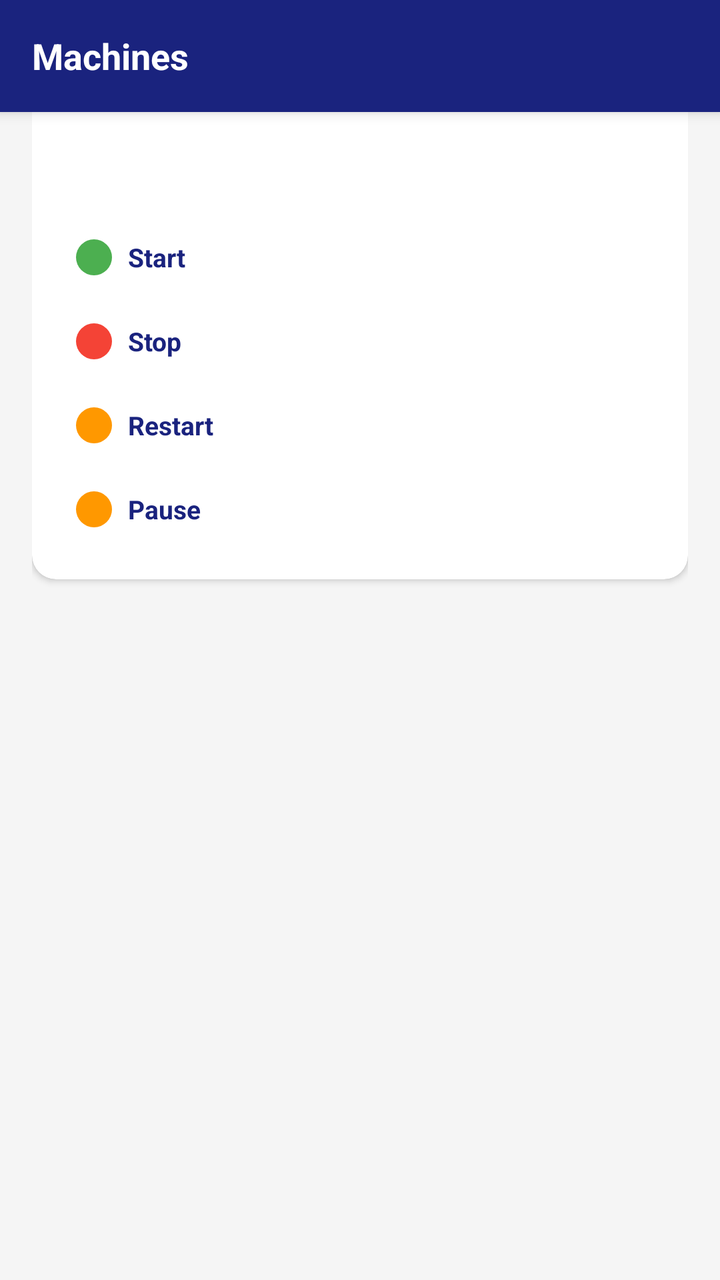
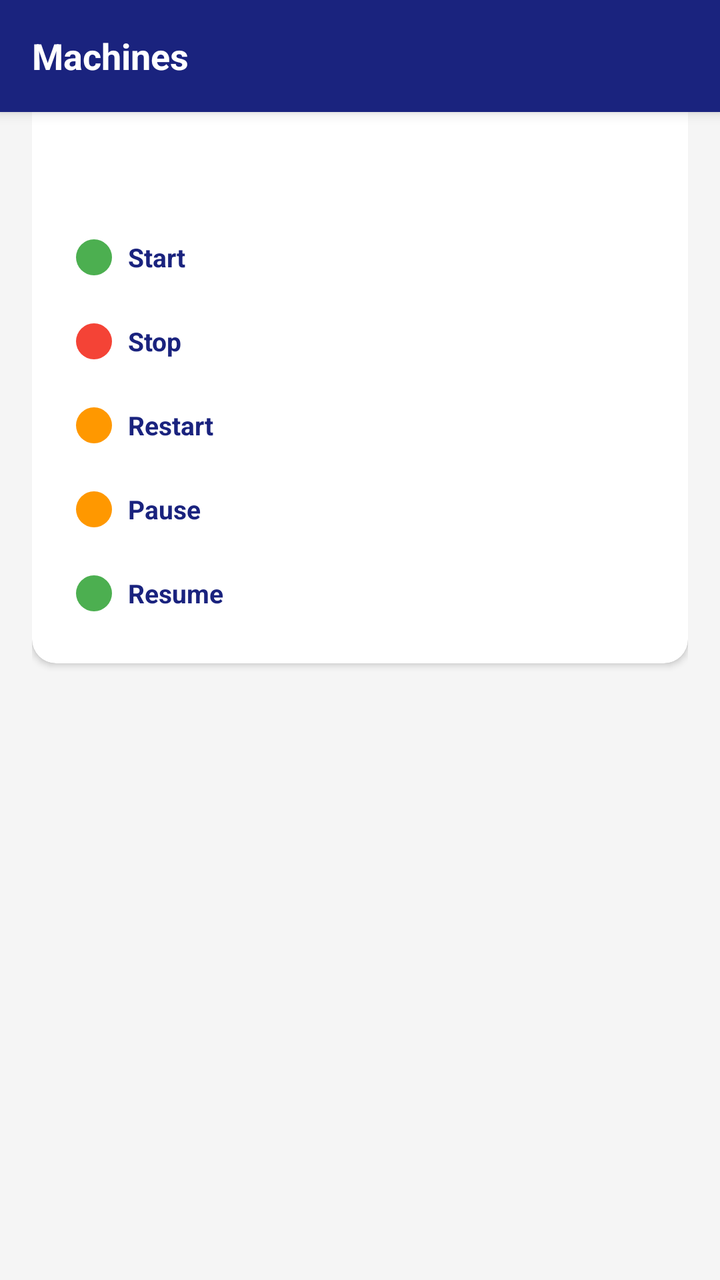

Before-and-after screenshots of an Android layout around one commit, followed by the original layout XML and the change that was made.
<!-- AndroidManifest.xml: activity theme Theme.InstaboxManager -->
<!-- res/layout/activity_machine_list.xml -->
<?xml version="1.0" encoding="utf-8"?>
<androidx.coordinatorlayout.widget.CoordinatorLayout
    xmlns:android="http://schemas.android.com/apk/res/android"
    xmlns:app="http://schemas.android.com/apk/res-auto"
    android:layout_width="match_parent"
    android:layout_height="match_parent"
    android:background="@color/background">

    <com.google.android.material.appbar.AppBarLayout
        android:layout_width="match_parent"
        android:layout_height="wrap_content"
        android:background="@color/primary">

        <androidx.appcompat.widget.Toolbar
            android:id="@+id/toolbar"
            android:layout_width="match_parent"
            android:layout_height="?attr/actionBarSize"
            android:background="@color/primary">

            <TextView
                android:layout_width="wrap_content"
                android:layout_height="wrap_content"
                android:text="Machines"
                android:textColor="@color/white"
                android:textSize="18sp"
                android:textStyle="bold" />

        </androidx.appcompat.widget.Toolbar>

    </com.google.android.material.appbar.AppBarLayout>

    <androidx.core.widget.NestedScrollView
        android:layout_width="match_parent"
        android:layout_height="match_parent">

        <LinearLayout
            android:layout_width="match_parent"
            android:layout_height="wrap_content"
            android:orientation="vertical"
            android:padding="16dp">

            <androidx.recyclerview.widget.RecyclerView
                android:id="@+id/recyclerMachines"
                android:layout_width="match_parent"
                android:layout_height="wrap_content"
                android:clipToPadding="false" />

            
            <com.google.android.material.card.MaterialCardView
                android:layout_width="match_parent"
                android:layout_height="wrap_content"
                android:layout_marginBottom="8dp"
                app:cardCornerRadius="12dp"
                app:cardElevation="2dp">

                <LinearLayout
                    android:layout_width="match_parent"
                    android:layout_height="wrap_content"
                    android:orientation="vertical"
                    android:padding="12dp">

                    
                    <LinearLayout
                        android:layout_width="match_parent"
                        android:layout_height="wrap_content"
                        android:orientation="horizontal"
                        android:gravity="center_vertical"
                        android:layout_marginBottom="6dp">

                        <TextView
                            android:layout_width="0dp"
                            android:layout_height="wrap_content"
                            android:layout_weight="1"
                            android:text="@string/machine_status"
                            android:textColor="@color/text_secondary"
                            android:textSize="12sp" />

                        <ImageView
                            android:id="@+id/indicatorState"
                            android:layout_width="14dp"
                            android:layout_height="14dp"
                            android:src="@drawable/rounded_corner"
                            android:tint="@color/status_unknown"
                            android:visibility="visible" />

                        <TextView
                            android:id="@+id/textStatus"
                            android:layout_width="0dp"
                            android:layout_height="wrap_content"
                            android:layout_weight="1"
                            android:textColor="@color/text_primary"
                            android:textSize="13sp"
                            android:textStyle="bold"
                            android:visibility="visible" />
                        </LinearLayout>

                    <TextView
                        android:id="@+id/nameText"
                        android:layout_width="match_parent"
                        android:layout_height="wrap_content"
                        android:textColor="@color/text_primary"
                        android:textSize="16sp"
                        android:textStyle="bold" />

                    <TextView
                        android:id="@+id/textSpecs2"
                        android:layout_width="match_parent"
                        android:layout_height="wrap_content"
                        android:textColor="@color/text_secondary"
                        android:textSize="13sp"
                        android:layout_marginTop="2dp" />

                    <TextView
                        android:id="@+id/textTemplate2"
                        android:layout_width="match_parent"
                        android:layout_height="wrap_content"
                        android:textColor="@color/text_secondary"
                        android:textSize="11sp"
                        android:layout_marginTop="2dp" />

                    
                    <LinearLayout
                        android:id="@+id/llStart"
                        android:layout_width="match_parent"
                        android:layout_height="wrap_content"
                        android:orientation="horizontal"
                        android:background="?attr/selectableItemBackground"
                        android:padding="10dp"
                        android:layout_marginBottom="4dp">

                        <ImageView
                            android:layout_width="18dp"
                            android:layout_height="18dp"
                            android:src="@drawable/rounded_corner"
                            android:tint="@color/status_running" />

                        <TextView
                            android:layout_width="0dp"
                            android:layout_height="wrap_content"
                            android:layout_weight="1"
                            android:layout_marginStart="8dp"
                            android:text="@string/start_machine"
                            android:textColor="@color/primary"
                            android:textSize="13sp"
                            android:textStyle="bold" />
                    </LinearLayout>

                    <LinearLayout
                        android:id="@+id/llStop"
                        android:layout_width="match_parent"
                        android:layout_height="wrap_content"
                        android:orientation="horizontal"
                        android:background="?attr/selectableItemBackground"
                        android:padding="10dp"
                        android:layout_marginBottom="4dp">

                        <ImageView
                            android:layout_width="18dp"
                            android:layout_height="18dp"
                            android:src="@drawable/rounded_corner"
                            android:tint="@color/status_stopped" />

                        <TextView
                            android:layout_width="0dp"
                            android:layout_height="wrap_content"
                            android:layout_weight="1"
                            android:layout_marginStart="8dp"
                            android:text="@string/stop_machine"
                            android:textColor="@color/primary"
                            android:textSize="13sp"
                            android:textStyle="bold" />
                    </LinearLayout>

                    <LinearLayout
                        android:id="@+id/llRestart"
                        android:layout_width="match_parent"
                        android:layout_height="wrap_content"
                        android:orientation="horizontal"
                        android:background="?attr/selectableItemBackground"
                        android:padding="10dp"
                        android:layout_marginBottom="4dp">

                        <ImageView
                            android:layout_width="18dp"
                            android:layout_height="18dp"
                            android:src="@drawable/rounded_corner"
                            android:tint="@color/status_paused" />

                        <TextView
                            android:layout_width="0dp"
                            android:layout_height="wrap_content"
                            android:layout_weight="1"
                            android:layout_marginStart="8dp"
                            android:text="@string/restart_machine"
                            android:textColor="@color/primary"
                            android:textSize="13sp"
                            android:textStyle="bold" />
                    </LinearLayout>

                    <LinearLayout
                        android:id="@+id/llPause"
                        android:layout_width="match_parent"
                        android:layout_height="wrap_content"
                        android:orientation="horizontal"
                        android:background="?attr/selectableItemBackground"
                        android:padding="10dp"
                        android:layout_marginBottom="4dp">

                        <ImageView
                            android:layout_width="18dp"
                            android:layout_height="18dp"
                            android:src="@drawable/rounded_corner"
                            android:tint="@color/status_paused" />

                        <TextView
                            android:layout_width="0dp"
                            android:layout_height="wrap_content"
                            android:layout_weight="1"
                            android:layout_marginStart="8dp"
                            android:text="@string/pause_machine"
                            android:textColor="@color/primary"
                            android:textSize="13sp"
                            android:textStyle="bold" />
                    </LinearLayout>

                </LinearLayout>
            </com.google.android.material.card.MaterialCardView>

            
            <LinearLayout
                android:id="@+id/llCommand"
                android:layout_width="match_parent"
                android:layout_height="wrap_content"
                android:orientation="vertical"
                android:visibility="gone">

                <com.google.android.material.textfield.TextInputLayout
                    android:id="@+id/commandLayout"
                    style="@style/Widget.MaterialComponents.TextInputLayout.OutlinedBox"
                    android:layout_width="match_parent"
                    android:layout_height="wrap_content"
                    android:layout_marginBottom="8dp">

                    <com.google.android.material.textfield.TextInputEditText
                        android:id="@+id/inputCommand"
                        android:layout_width="match_parent"
                        android:layout_height="wrap_content"
                        android:inputType="textMultiLine"
                        android:maxLines="4"
                        android:hint="@string/enter_command" />

                </com.google.android.material.textfield.TextInputLayout>

                <Space
                    android:layout_width="match_parent"
                    android:layout_height="1dp"
                    android:background="@color/divider" />

                <Button
                    android:id="@+id/btnExecute"
                    android:layout_width="match_parent"
                    android:layout_height="wrap_content"
                    android:text="@string/execute" />

                <TextView
                    android:id="@+id/textCommandOutput"
                    android:layout_width="match_parent"
                    android:layout_height="wrap_content"
                    android:layout_marginTop="8dp"
                    android:textColor="@color/text_primary"
                    android:textSize="14sp"
                    android:autoLink="web"
                    android:scrollbars="vertical" />

            </LinearLayout>

        </LinearLayout>

    </androidx.core.widget.NestedScrollView>

</androidx.coordinatorlayout.widget.CoordinatorLayout>
<!-- resources referenced by this layout -->
<resources>
  <color name="background">#F5F5F5</color>
  <color name="divider">#E0E0E0</color>
  <color name="primary">#1A237E</color>
  <color name="status_paused">#FF9800</color>
  <color name="status_running">#4CAF50</color>
  <color name="status_stopped">#F44336</color>
  <color name="status_unknown">#757575</color>
  <color name="text_primary">#212121</color>
  <color name="text_secondary">#757575</color>
  <color name="white">#FFFFFFFF</color>
  <!-- drawable rounded_corner (drawable) -->
  <?xml version="1.0" encoding="utf-8"?>
  <layer-list xmlns:android="http://schemas.android.com/apk/res/android">
      <item>
          <shape android:shape="rectangle">
              <solid android:color="@color/white" />
              <corners android:radius="16dp" />
          </shape>
      </item>
  </layer-list>
  <string name="enter_command">Enter command</string>
  <string name="execute">Execute</string>
  <string name="machine_status">Status</string>
  <string name="pause_machine">Pause</string>
  <string name="restart_machine">Restart</string>
  <string name="start_machine">Start</string>
  <string name="stop_machine">Stop</string>
  <style name="Theme.InstaboxManager" parent="Theme.MaterialComponents.Light.NoActionBar">
          <item name="colorPrimary">@color/primary</item>
          <item name="colorPrimaryDark">@color/primary_dark</item>
          <item name="colorAccent">@color/accent</item>
          <item name="android:statusBarColor">@color/primary_dark</item>
          <item name="android:navigationBarColor">@color/background</item>
          <item name="android:windowBackground">@color/background</item>
      </style>
  <color name="primary_dark">#0D0C22</color>
  <color name="accent">#00BCD4</color>
</resources>

<!-- the commit's change to res/layout/activity_machine_list.xml (unified diff, before → after) -->
@@ -221,7 +221,33 @@
                             android:textColor="@color/primary"
                             android:textSize="13sp"
                             android:textStyle="bold" />
-                    </LinearLayout>
+                        </LinearLayout>
+
+                        <LinearLayout
+                        android:id="@+id/llResume"
+                        android:layout_width="match_parent"
+                        android:layout_height="wrap_content"
+                        android:orientation="horizontal"
+                        android:background="?attr/selectableItemBackground"
+                        android:padding="10dp"
+                        android:layout_marginBottom="4dp">
+
+                        <ImageView
+                        android:layout_width="18dp"
+                        android:layout_height="18dp"
+                        android:src="@drawable/rounded_corner"
+                        android:tint="@color/status_running" />
+
+                        <TextView
+                        android:layout_width="0dp"
+                        android:layout_height="wrap_content"
+                        android:layout_weight="1"
+                        android:layout_marginStart="8dp"
+                        android:text="@string/resume_machine"
+                        android:textColor="@color/primary"
+                        android:textSize="13sp"
+                        android:textStyle="bold" />
+                        </LinearLayout>
 
                 </LinearLayout>
             </com.google.android.material.card.MaterialCardView>
<!-- resource entries referenced after the edit -->
@@ -25,6 +25,7 @@
   <string name="machine_status">Status</string>
   <string name="pause_machine">Pause</string>
   <string name="restart_machine">Restart</string>
+  <string name="resume_machine">Resume</string>
   <string name="start_machine">Start</string>
   <string name="stop_machine">Stop</string>
   <style name="Theme.InstaboxManager" parent="Theme.MaterialComponents.Light.NoActionBar">
